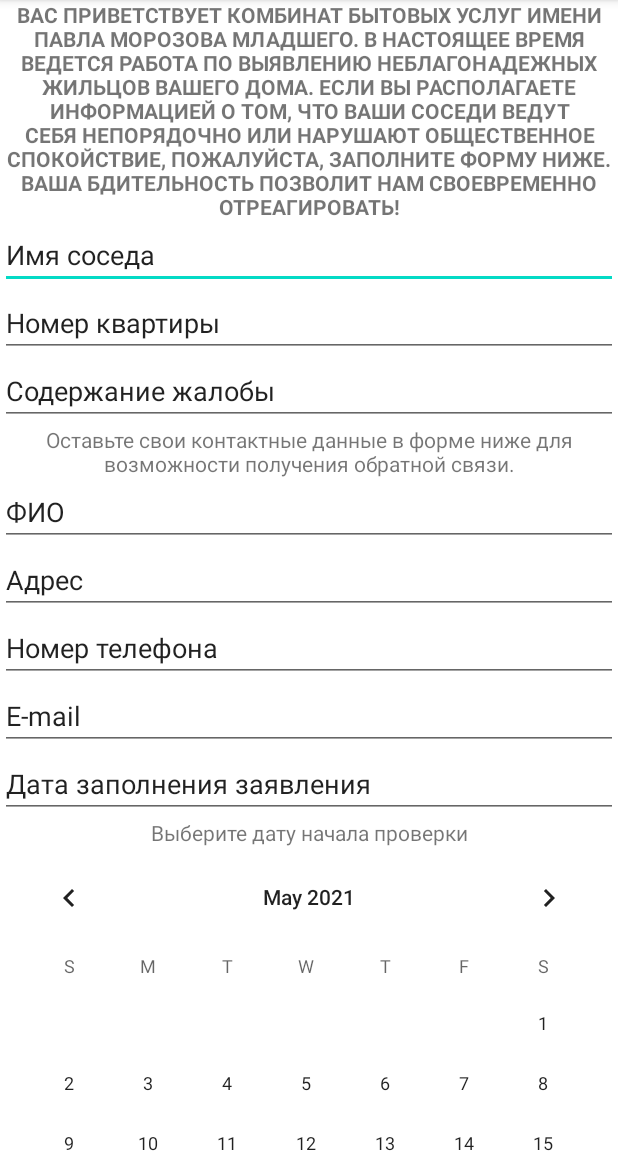
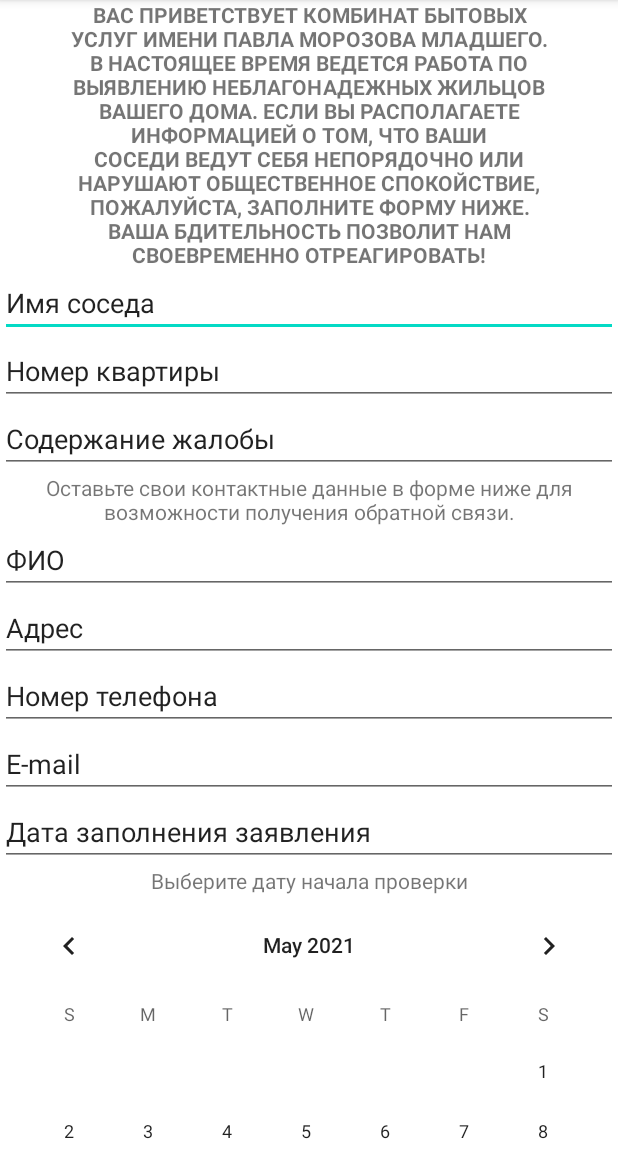
Before and after one commit to Wendy535/AndroidGeekBrains, an Android app: the screen it shows after launch (MainActivity), on a phone screen of 412 x 824 dp, the part 84-1236 px from its top. Run offline under Robolectric (Android 15) with nearby library versions, the phone set to English and light mode, and no system bars.

Commit message:
Добавила EMS

```diff
--- a/app/src/main/res/layout/activity_main.xml
+++ b/app/src/main/res/layout/activity_main.xml
@@ -13,8 +13,11 @@
 
         <TextView
             android:id="@+id/textviewIntro"
-            android:layout_width="match_parent"
+            android:layout_width="wrap_content"
             android:layout_height="wrap_content"
+            android:layout_gravity="center_horizontal"
+            android:ems="20"
+            android:gravity="center_horizontal"
             android:text="@string/text_intro"
             android:textAlignment="center"
             android:textAllCaps="true"
```
